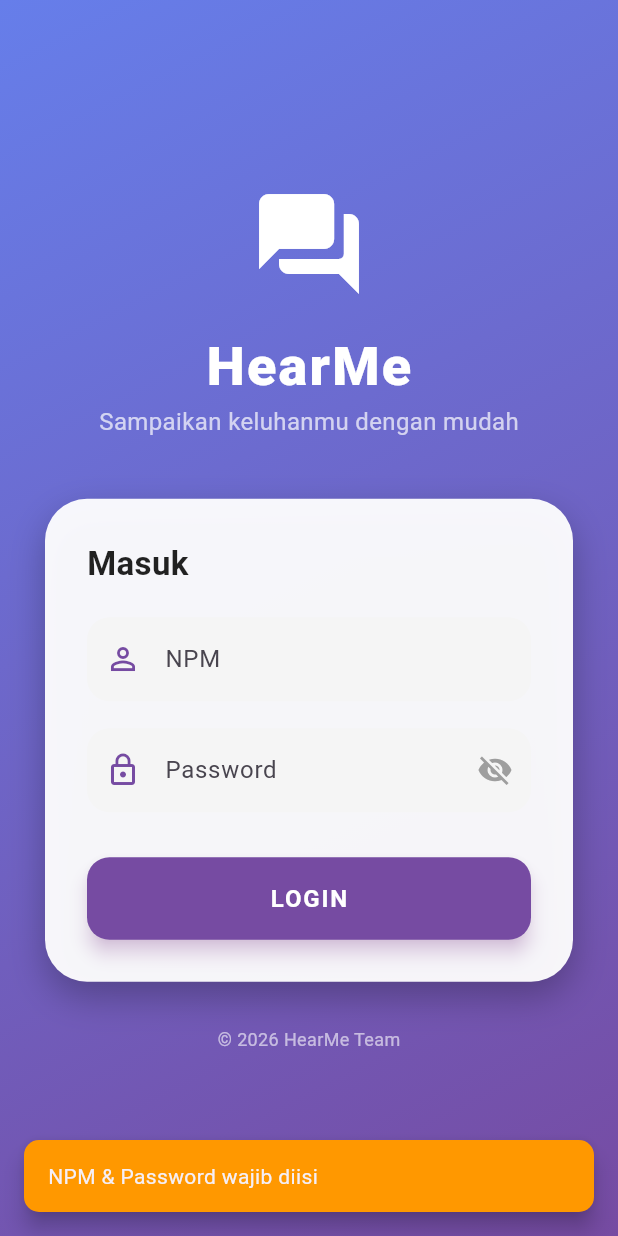
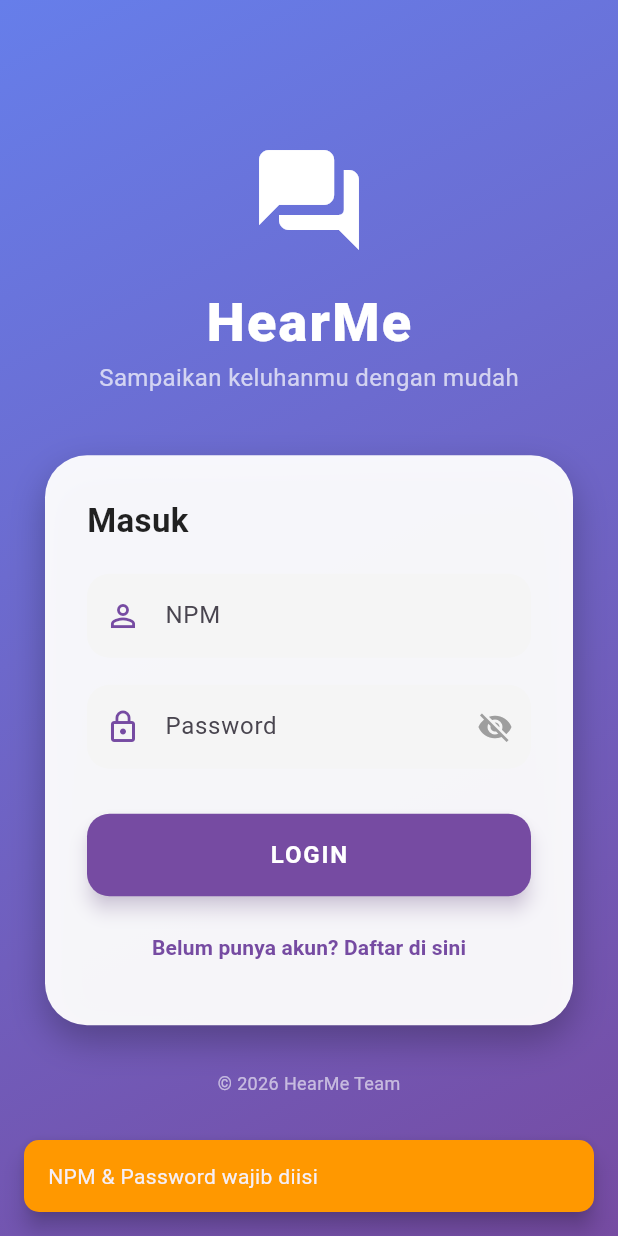
Before and after one commit to prawira-rexsa/HearMe-Student-Voice, a Flutter app: the screen it shows after launch, after a tap on "LOGIN", on a phone screen of 412 x 824 dp. Run offline on Flutter 3.47's test engine with Material 3 defaults, Android fonts, the phone set to English and light mode, and no system bars; our stand-ins replace cloud_firestore, firebase_core; accounts and stored records are empty; generated files the repository leaves out were written again; network calls fail.

Commit message:
update login dan tambah register

```diff
--- a/lib/main.dart
+++ b/lib/main.dart
@@ -1,9 +1,20 @@
 import 'package:flutter/material.dart';
+import 'package:firebase_core/firebase_core.dart'; // Import Firebase
+import 'firebase_options.dart'; // File hasil konfigurasi tadi
 import 'screens/login_page.dart';
 import 'screens/home_page.dart';
 import 'screens/admin_page.dart';
+import 'screens/register_page.dart';
 
-void main() {
+void main() async {
+  // 1. Pastikan binding Flutter sudah siap
+  WidgetsFlutterBinding.ensureInitialized();
+
+  // 2. Inisialisasi Firebase dengan opsi otomatis
+  await Firebase.initializeApp(
+    options: DefaultFirebaseOptions.currentPlatform,
+  );
+
   runApp(const MyApp());
 }
 
@@ -14,12 +25,17 @@
   Widget build(BuildContext context) {
     return MaterialApp(
       debugShowCheckedModeBanner: false,
-      title: 'Keluhan Mahasiswa',
+      title: 'HearMe - Keluhan Mahasiswa',
+      theme: ThemeData(
+        useMaterial3: true,
+        primarySwatch: Colors.deepPurple,
+      ),
       initialRoute: '/login',
       routes: {
         '/login': (context) => const LoginPage(),
         '/home': (context) => const HomePage(),
         '/admin': (context) => const AdminPage(),
+        '/register': (context) => const RegisterPage(),
       },
     );
   }
--- a/lib/screens/login_page.dart
+++ b/lib/screens/login_page.dart
@@ -25,14 +25,29 @@
     }
 
     setState(() => isLoading = true);
-    bool success = await AuthService.login(npm, password);
+    final messenger = ScaffoldMessenger.of(context);
+    bool success = false;
+    try {
+      success = await AuthService.login(npm, password);
+    } catch (_) {
+      // propagate as failure
+    }
+    if (!mounted) return;
     setState(() => isLoading = false);
 
     if (success) {
       String route = (AuthService.role == 'admin') ? '/admin' : '/home';
       Navigator.pushReplacementNamed(context, route);
     } else {
-      _showCustomSnackBar("NPM atau Password salah", Colors.redAccent);
+      messenger.showSnackBar(
+        SnackBar(
+          content: const Text("NPM atau Password salah"),
+          backgroundColor: Colors.redAccent,
+          behavior: SnackBarBehavior.floating,
+          shape: RoundedRectangleBorder(borderRadius: BorderRadius.circular(10)),
+          margin: const EdgeInsets.all(16),
+        ),
+      );
     }
   }
 
@@ -51,7 +66,6 @@
   @override
   Widget build(BuildContext context) {
     return Scaffold(
-      // Menggunakan Stack agar background bisa fullscreen
       body: Container(
         width: double.infinity,
         height: double.infinity,
@@ -59,7 +73,7 @@
           gradient: LinearGradient(
             begin: Alignment.topLeft,
             end: Alignment.bottomRight,
-            colors: [Color(0xFF667EEA), Color(0xFF764BA2)], // Modern Purple-Blue
+            colors: [Color(0xFF667EEA), Color(0xFF764BA2)],
           ),
         ),
         child: SafeArea(
@@ -68,7 +82,6 @@
               padding: const EdgeInsets.symmetric(horizontal: 30),
               child: Column(
                 children: [
-                  // ICON / LOGO Placeholder
                   const Icon(Icons.forum_rounded, size: 80, color: Colors.white),
                   const SizedBox(height: 16),
                   const Text(
@@ -90,7 +103,7 @@
                   Container(
                     padding: const EdgeInsets.all(28),
                     decoration: BoxDecoration(
-                      color: Colors.white.withOpacity(0.95),
+                      color: const Color(0xF2FFFFFF),
                       borderRadius: BorderRadius.circular(28),
                       boxShadow: const [
                         BoxShadow(
@@ -113,7 +126,6 @@
                         ),
                         const SizedBox(height: 20),
 
-                        // NPM FIELD
                         _buildTextField(
                           controller: npmController,
                           label: "NPM",
@@ -122,7 +134,6 @@
                         ),
                         const SizedBox(height: 18),
 
-                        // PASSWORD FIELD
                         _buildTextField(
                           controller: passwordController,
                           label: "Password",
@@ -143,7 +154,7 @@
                                     backgroundColor: const Color(0xFF764BA2),
                                     foregroundColor: Colors.white,
                                     elevation: 5,
-                                    shadowColor: Colors.purple.withOpacity(0.4),
+                                    shadowColor: const Color(0x66764BA2),
                                     shape: RoundedRectangleBorder(
                                       borderRadius: BorderRadius.circular(15),
                                     ),
@@ -158,6 +169,23 @@
                                   ),
                                 ),
                               ),
+
+                        // TOMBOL KE HALAMAN DAFTAR
+                        const SizedBox(height: 10),
+                        Center(
+                          child: TextButton(
+                            onPressed: () {
+                              Navigator.pushNamed(context, '/register');
+                            },
+                            child: const Text(
+                              "Belum punya akun? Daftar di sini",
+                              style: TextStyle(
+                                color: Color(0xFF764BA2),
+                                fontWeight: FontWeight.w600,
+                              ),
+                            ),
+                          ),
+                        ),
                       ],
                     ),
                   ),
@@ -175,7 +203,6 @@
     );
   }
 
-  // Widget Helper untuk merapikan kode TextField
   Widget _buildTextField({
     required TextEditingController controller,
     required String label,
@@ -212,4 +239,11 @@
       ),
     );
   }
+
+  @override
+  void dispose() {
+    npmController.dispose();
+    passwordController.dispose();
+    super.dispose();
+  }
 }
--- a/pubspec.yaml
+++ b/pubspec.yaml
@@ -36,6 +36,9 @@
   # The following adds the Cupertino Icons font to your application.
   # Use with the CupertinoIcons class for iOS style icons.
   cupertino_icons: ^1.0.8
+  firebase_core: ^4.7.0
+  firebase_auth: ^6.4.0
+  cloud_firestore: ^6.3.0
 
 dev_dependencies:
   flutter_test:
```
Also changed, not shown: lib/screens/admin_page.dart (+8 -4 lines), lib/screens/register_page.dart (added, +243 -0 lines), lib/services/auth_service.dart (+55 -8 lines), pubspec.lock, 6 other files.
